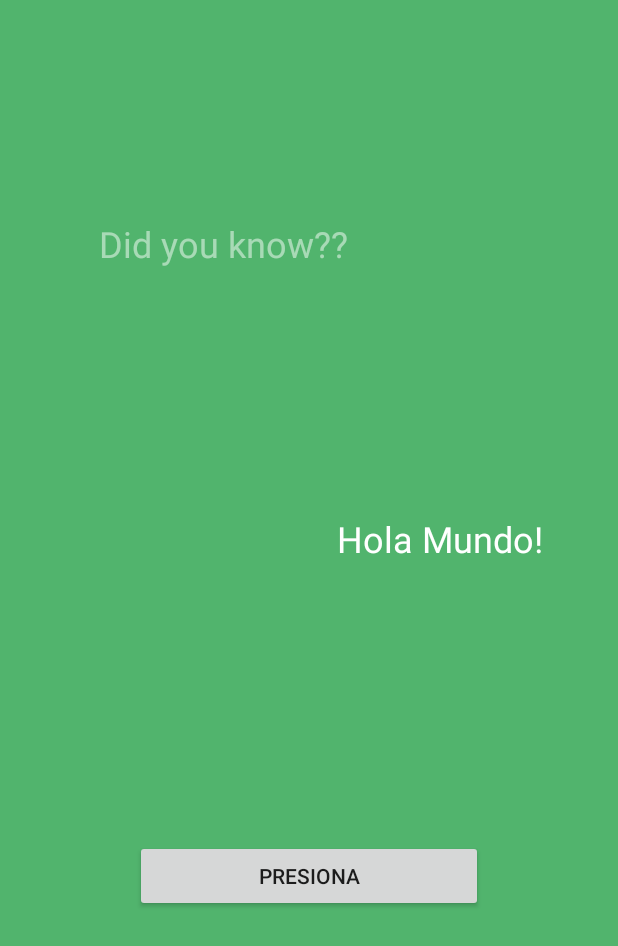
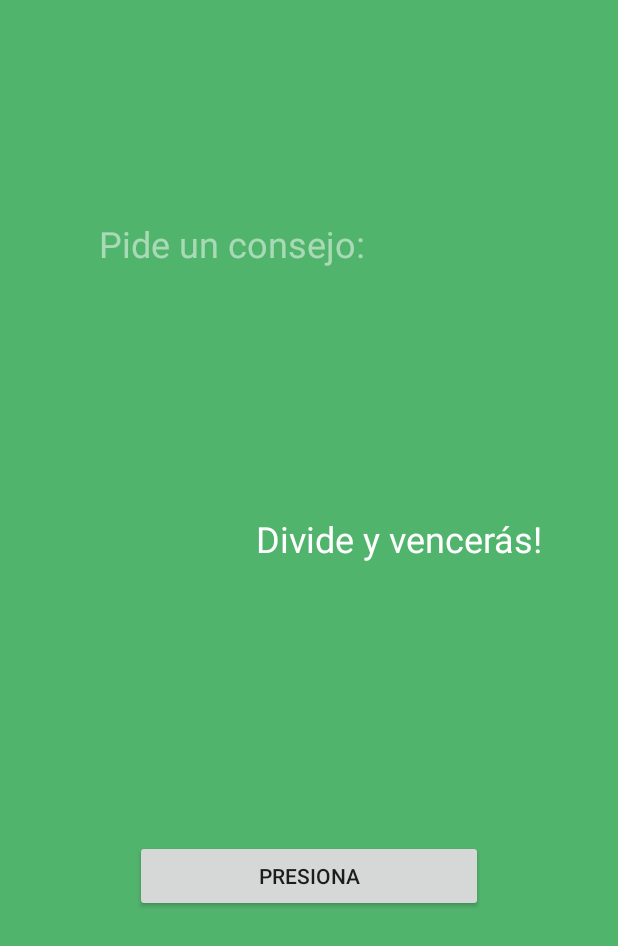
Before and after one commit to DidierMatos/Mensajes-Aleatorios, an Android app: the layout activity_main.xml on its own in the app's theme, with its tools: preview values and no code run, on a phone screen of 412 x 824 dp. Shown: the top 946 px of the screen. Run offline under Robolectric (Android 15) with nearby library versions, the phone set to English and light mode, and no system bars.

Commit message:
Cambio de nombre de app y detalles de diseño

```diff
--- a/app/src/main/java/com/nohochdevelopers/galletuna/FactBook.java
+++ b/app/src/main/java/com/nohochdevelopers/galletuna/FactBook.java
@@ -13,8 +13,8 @@ class FactBook {
             "Estar en la ruina es una situación temporal. Ser pobre es un estado mental",
             "Tengo la mayor de todas riquezas: la de no desearla",
             "Trabajo con pasión y a cada paso, una oportunidad aparece frente a tí",
-            "Pronto encontrarás trabajo"
-            "La salud no es sólo la ausencia de enfermedad, sino también la armonía con uno mismo y el entorno"
+            "Pronto encontrarás trabajo",
+            "La salud no es sólo la ausencia de enfermedad, sino también la armonía con uno mismo y el entorno",
             "Tienes que dormir más"
 
     };
--- a/app/src/main/res/values/strings.xml
+++ b/app/src/main/res/values/strings.xml
@@ -1,6 +1,6 @@
 <resources>
-    <string name="app_name">Galletuna</string>
-    <string name="titulo1">Did you know??</string>
+    <string name="app_name">Aconsejame</string>
+    <string name="titulo1">Pide un consejo:</string>
     <string name="button1">Presiona</string>
-    <string name="cuerpo">Hola Mundo!</string>
+    <string name="cuerpo">Divide y vencerás!</string>
 </resources>
```
